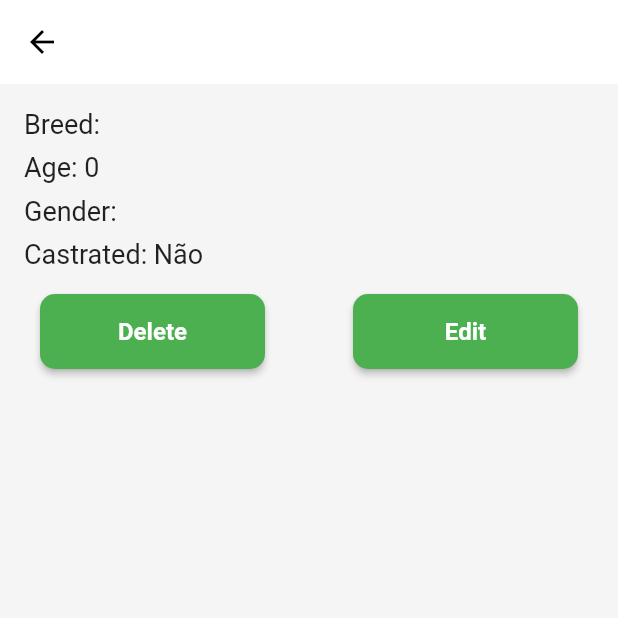
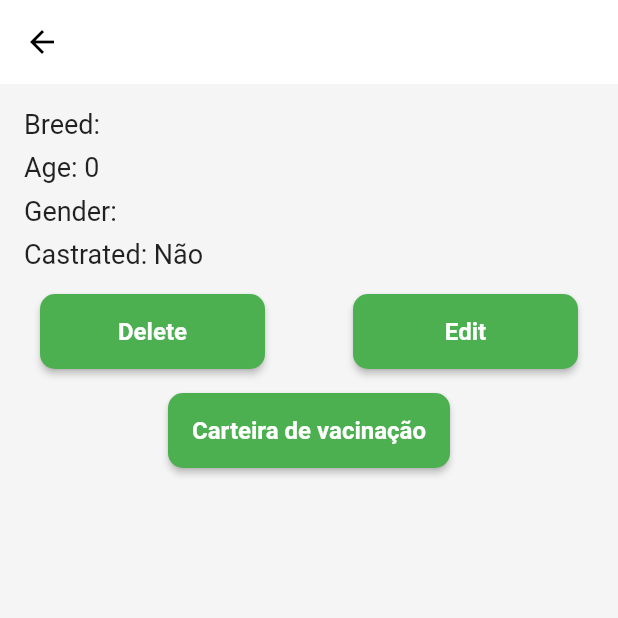
Before and after one commit to Sergio-Cordeiro/Canine_shield, a Flutter app: the DogDetailScreen screen opened directly with empty values, on a phone screen of 412 x 824 dp, the top half of it. Run offline on Flutter 3.47's test engine with Material 2 defaults, Android fonts, the phone set to English and light mode, and no system bars; our stand-ins replace sqflite; accounts and stored records are empty.

Commit message:
new button to vichine

```diff
--- a/lib/dogDetailScreen.dart
+++ b/lib/dogDetailScreen.dart
@@ -137,12 +137,35 @@ class _DogDetailScreenState extends State<DogDetailScreen> {
                 ],
               ),
             ),
+            const SizedBox(height: 16),
+            // Novo botão centralizado
+            Center(
+              child: ElevatedButton(
+                onPressed: () {
+                  // ...código do novo botão...
+                },
+                style: ElevatedButton.styleFrom(
+                  primary: Colors.green,
+                  elevation: 2,
+                  shape: RoundedRectangleBorder(
+                    borderRadius: BorderRadius.circular(10),
+                  ),
+                  minimumSize: Size(150, 50),
+                ),
+                child: const Text(
+                  'Carteira de vacinação',
+                  style: TextStyle(
+                    fontSize: 16,
+                    fontWeight: FontWeight.bold,
+                  ),
+                ),
+              ),
+            ),
           ],
         ),
       ),
     );
   }
-
   Future<void> editDog(BuildContext context, Dog dog) async {
     final editedDog = await Navigator.push(
       context,
```
Also changed, not shown: 12 other files.
